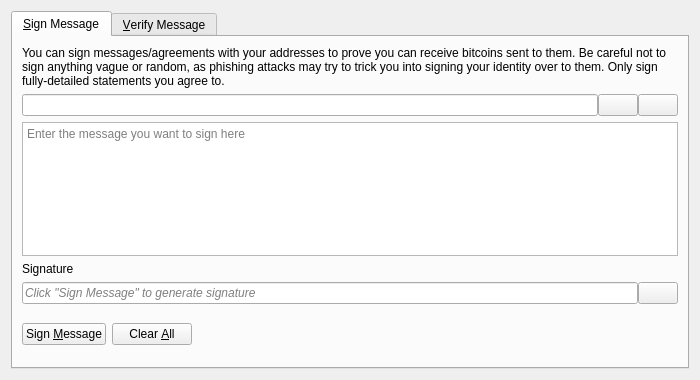
This is src/qt/forms/signverifymessagedialog.ui in nilamdoc/bitcoinxxx as Qt 5 draws it before an edit. The edited form follows.
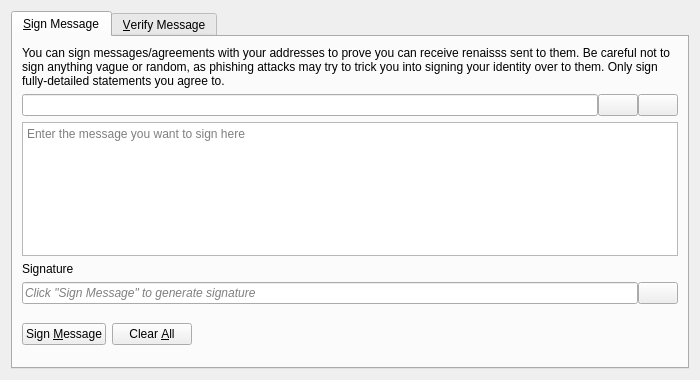
This is the edited form. Icons and pictures are not drawn. Custom widgets are drawn as their Qt base class.

Patch:
```diff
--- a/src/qt/forms/signverifymessagedialog.ui
+++ b/src/qt/forms/signverifymessagedialog.ui
@@ -30,7 +30,7 @@
        <item>
         <widget class="QLabel" name="infoLabel_SM">
          <property name="text">
-          <string>You can sign messages/agreements with your addresses to prove you can receive bitcoins sent to them. Be careful not to sign anything vague or random, as phishing attacks may try to trick you into signing your identity over to them. Only sign fully-detailed statements you agree to.</string>
+          <string>You can sign messages/agreements with your addresses to prove you can receive renaisss sent to them. Be careful not to sign anything vague or random, as phishing attacks may try to trick you into signing your identity over to them. Only sign fully-detailed statements you agree to.</string>
          </property>
          <property name="textFormat">
           <enum>Qt::PlainText</enum>
```
Left out of the diff: 26 changed lines with no effect on the pictures.
